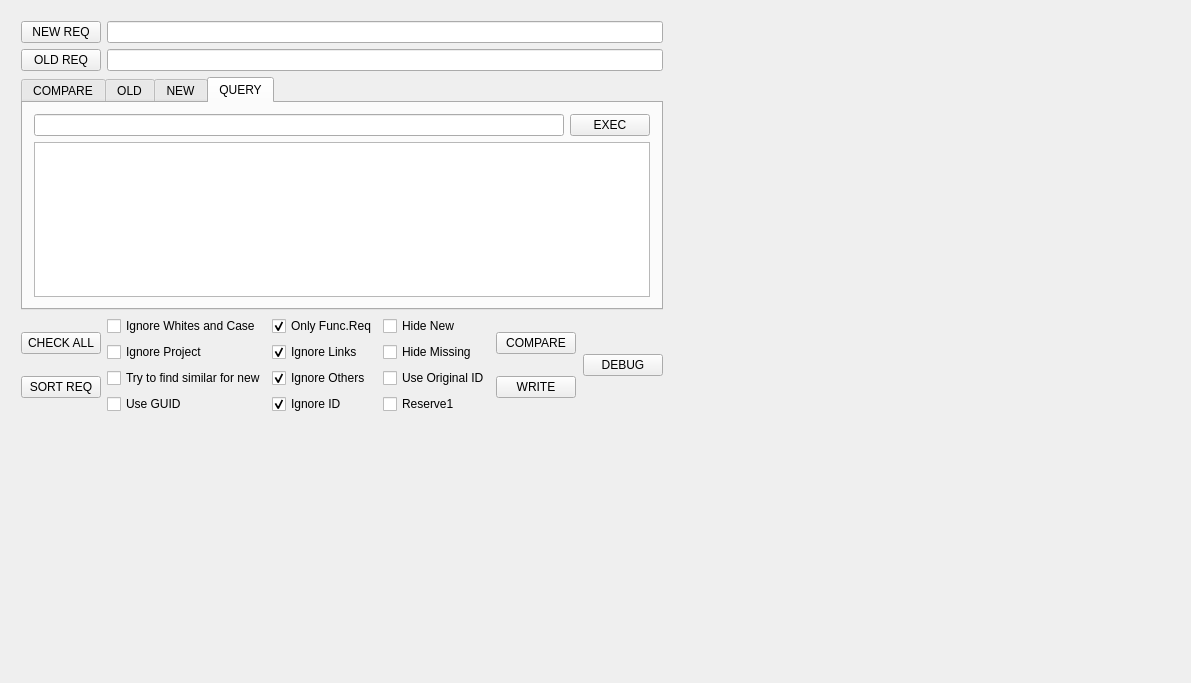
Old version of the form CompareReqGUISQL/mainwindow.ui in the repository svobodapraha/CompareReqGUISQL.
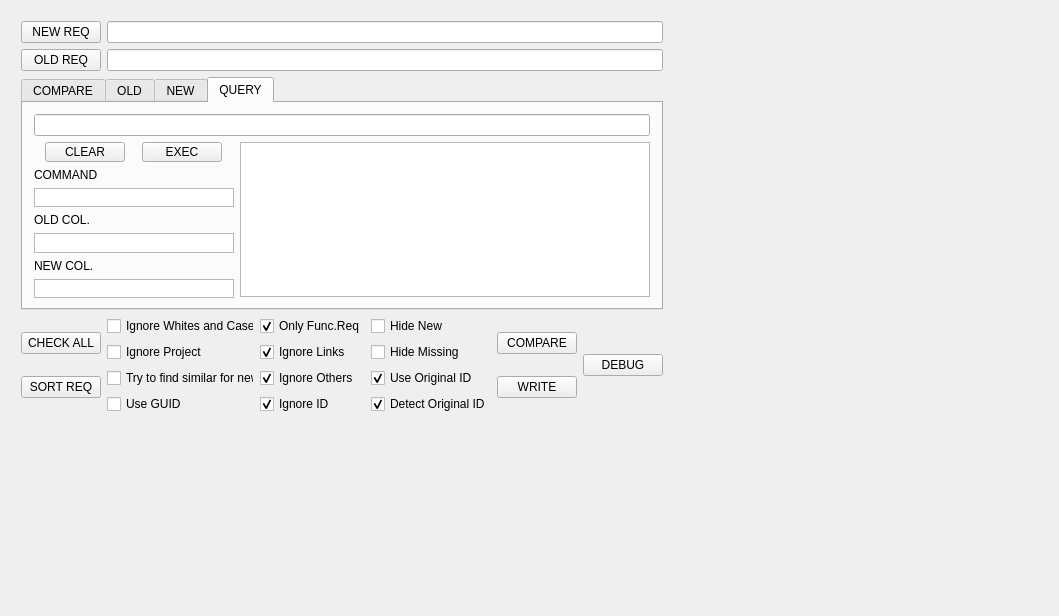
New version of the form.

The edit to the form file:
```diff
--- a/CompareReqGUISQL/mainwindow.ui
+++ b/CompareReqGUISQL/mainwindow.ui
@@ -6,8 +6,8 @@
    <rect>
     <x>0</x>
     <y>0</y>
-    <width>1191</width>
-    <height>683</height>
+    <width>1059</width>
+    <height>616</height>
    </rect>
   </property>
   <property name="windowTitle">
@@ -113,10 +113,92 @@
              <item>
               <widget class="QLineEdit" name="lineEdit_Query"/>
              </item>
+            </layout>
+           </item>
+          </layout>
+         </item>
+         <item>
+          <layout class="QHBoxLayout" name="horizontalLayout_5">
+           <item>
+            <layout class="QVBoxLayout" name="verticalLayout_12">
              <item>
-              <widget class="QPushButton" name="btn_ExecQuery">
+              <layout class="QHBoxLayout" name="horizontalLayout_6">
+               <item>
+                <widget class="QPushButton" name="btn_ClearQueryLine">
+                 <property name="maximumSize">
+                  <size>
+                   <width>80</width>
+                   <height>16777215</height>
+                  </size>
+                 </property>
+                 <property name="text">
+                  <string>CLEAR</string>
+                 </property>
+                </widget>
+               </item>
+               <item>
+                <widget class="QPushButton" name="btn_ExecQuery">
+                 <property name="maximumSize">
+                  <size>
+                   <width>80</width>
+                   <height>16777215</height>
+                  </size>
+                 </property>
+                 <property name="text">
+                  <string>EXEC</string>
+                 </property>
+                </widget>
+               </item>
+              </layout>
+             </item>
+             <item>
+              <widget class="QLabel" name="label">
                <property name="text">
-                <string>EXEC</string>
+                <string>COMMAND</string>
+               </property>
+              </widget>
+             </item>
+             <item>
+              <widget class="QListWidget" name="listWidget_Commands">
+               <property name="maximumSize">
+                <size>
+                 <width>200</width>
+                 <height>16777215</height>
+                </size>
+               </property>
+              </widget>
+             </item>
+             <item>
+              <widget class="QLabel" name="label_2">
+               <property name="text">
+                <string>OLD COL.</string>
+               </property>
+              </widget>
+             </item>
+             <item>
+              <widget class="QListWidget" name="listWidget_oldColumns">
+               <property name="maximumSize">
+                <size>
+                 <width>200</width>
+                 <height>16777215</height>
+                </size>
+               </property>
+              </widget>
+             </item>
+             <item>
+              <widget class="QLabel" name="label_3">
+               <property name="text">
+                <string>NEW COL.</string>
+               </property>
+              </widget>
+             </item>
+             <item>
+              <widget class="QListWidget" name="listWidget_newColumns">
+               <property name="maximumSize">
+                <size>
+                 <width>200</width>
+                 <height>16777215</height>
+                </size>
                </property>
               </widget>
              </item>
@@ -254,12 +336,18 @@
            <property name="text">
             <string>Use Original ID</string>
            </property>
+           <property name="checked">
+            <bool>true</bool>
+           </property>
           </widget>
          </item>
          <item>
           <widget class="QCheckBox" name="cb_Reserve1">
            <property name="text">
-            <string>Reserve1</string>
+            <string>Detect Original ID</string>
+           </property>
+           <property name="checked">
+            <bool>true</bool>
            </property>
           </widget>
          </item>
```
Left out of the diff: 12 changed lines with no effect on the pictures.
